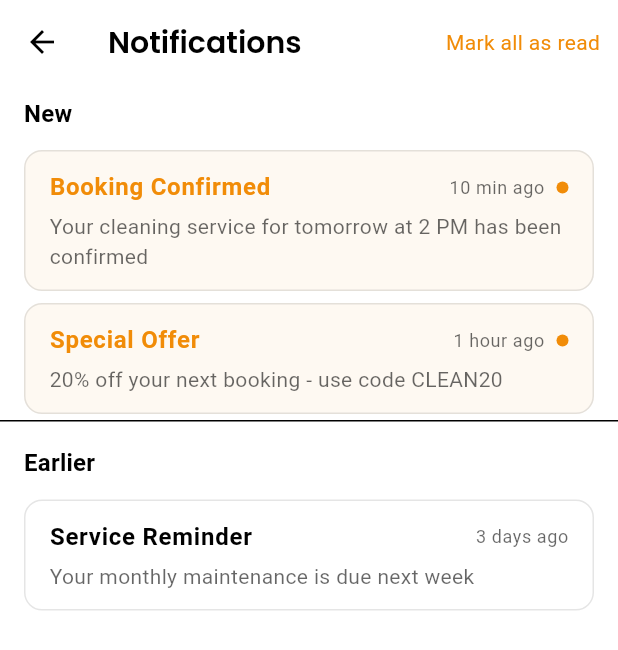
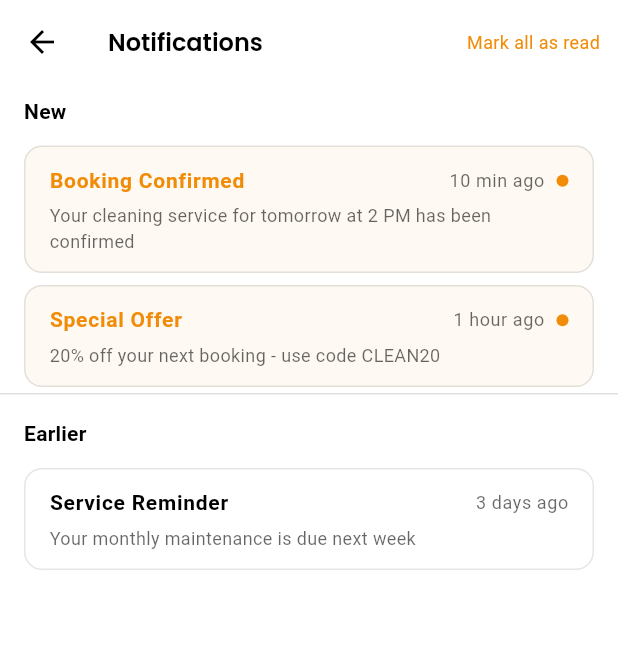
Before and after one commit to Bethelhem6/Mini-Service-Booking-App, a Flutter app: the NotificationsScreen screen opened directly, on a phone screen of 412 x 824 dp. Shown: the top 650 px of the screen. Run offline on Flutter 3.47's test engine with Material 3 defaults, Android fonts, the phone set to English and light mode, and no system bars; our stand-ins replace connectivity_plus, dio, get, get_storage, google_fonts, hive and 2 more; accounts and stored records are empty.

Commit message:
feat: Update notification UI and enhance service deletion feedback; improve text styles and add new translations

```diff
--- a/lib/presentation/pages/notification/view/notification_page.dart
+++ b/lib/presentation/pages/notification/view/notification_page.dart
@@ -1,4 +1,5 @@
 import 'package:flutter/material.dart';
+import 'package:mini_service_booking_app/core/constants/app_colors.dart';
 
 class NotificationsScreen extends StatelessWidget {
   final List<Map<String, dynamic>> notifications = [
@@ -40,7 +41,7 @@ class NotificationsScreen extends StatelessWidget {
 
     return Scaffold(
       appBar: AppBar(
-        title: const Text('Notifications'),
+        title: const Text('Notifications', style: TextStyle(fontSize: 16)),
         centerTitle: false,
         actions: [
           TextButton(
@@ -51,6 +52,7 @@ class NotificationsScreen extends StatelessWidget {
               'Mark all as read',
               style: Theme.of(context).textTheme.bodyMedium?.copyWith(
                 color: Theme.of(context).colorScheme.primary,
+                fontSize: 12,
               ),
             ),
           ),
@@ -66,6 +68,7 @@ class NotificationsScreen extends StatelessWidget {
                 'New',
                 style: Theme.of(context).textTheme.titleMedium?.copyWith(
                   fontWeight: FontWeight.w600,
+                  fontSize: 14,
                   color: Theme.of(context).colorScheme.onBackground,
                 ),
               ),
@@ -86,7 +89,9 @@ class NotificationsScreen extends StatelessWidget {
           ),
 
           // Divider between sections
-          const SliverToBoxAdapter(child: Divider(height: 1, thickness: 1)),
+          const SliverToBoxAdapter(
+            child: Divider(height: 1, thickness: 1, color: AppColors.grey300),
+          ),
 
           // Earlier notifications section
           SliverToBoxAdapter(
@@ -96,6 +101,8 @@ class NotificationsScreen extends StatelessWidget {
                 'Earlier',
                 style: Theme.of(context).textTheme.titleMedium?.copyWith(
                   fontWeight: FontWeight.w600,
+                  fontSize: 14,
+
                   color: Theme.of(context).colorScheme.onBackground,
                 ),
               ),
@@ -188,6 +195,8 @@ class NotificationItem extends StatelessWidget {
                         title,
                         style: Theme.of(context).textTheme.bodyLarge?.copyWith(
                           fontWeight: FontWeight.w600,
+                          fontSize: 14,
+
                           color:
                               isUnread
                                   ? Theme.of(context).colorScheme.primary
@@ -221,6 +230,8 @@ class NotificationItem extends StatelessWidget {
                     message,
                     style: Theme.of(context).textTheme.bodyMedium?.copyWith(
                       color: Theme.of(context).hintColor,
+                      fontSize: 12,
+                      fontWeight: FontWeight.w400,
                     ),
                     maxLines: 2,
                     overflow: TextOverflow.ellipsis,
--- a/lib/presentation/translations/app_translations.dart
+++ b/lib/presentation/translations/app_translations.dart
@@ -19,10 +19,15 @@ class AppTranslations extends Translations {
       'spanish': 'Español',
       'promotions': 'Promotions',
       'addService': "Add Service",
-      'serviceDetails':'Service Details',
+      'serviceDetails': 'Service Details',
       'description': 'Description',
       'available': 'Available',
       'notAvailable': 'Not Available',
+      'editService': "Edit Service",
+      'confirmDelete': 'Confirm Delete',
+      'delete': 'Delete',
+      'deleteService': 'Delete Service',
+      'deleteServiceConfirm': 'Are you sure you want to delete this service?',
       // Service card translations
       'price': 'ETB@price',
       'rating': '@rating',
@@ -137,6 +142,7 @@ class AppTranslations extends Translations {
     'am_ET': {
       'serviceBooking': 'አገልግሎት ቦታ ማስያዝ',
       'addService': "Add Service",
+      'editService': "Edit Service",
       'searchServices': 'አገልግሎቶችን ፈልግ...',
       'categories': 'ምድቦች',
       'availableServices': 'የሚገኙ አገልግሎቶች',
@@ -261,6 +267,10 @@ class AppTranslations extends Translations {
       'available': 'Available',
       'notAvailable': 'Not Available',
       'amharic': 'አማርኛ',
+      'confirmDelete': 'Confirm Delete',
+      'delete': 'Delete',
+      'deleteService': 'Delete Service',
+      'deleteServiceConfirm': 'Are you sure you want to delete this service?',
 
     },
   };
```
Also changed, not shown: lib/presentation/pages/service_details/controllers/service_details_controller.dart (+17 -3 lines).
